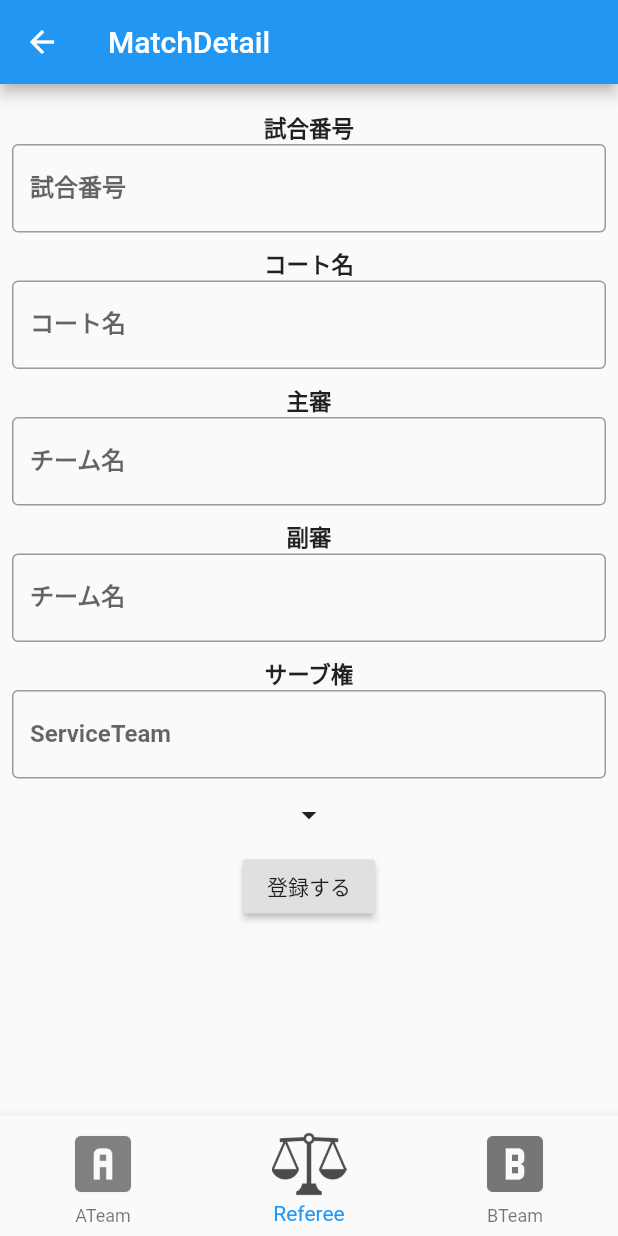
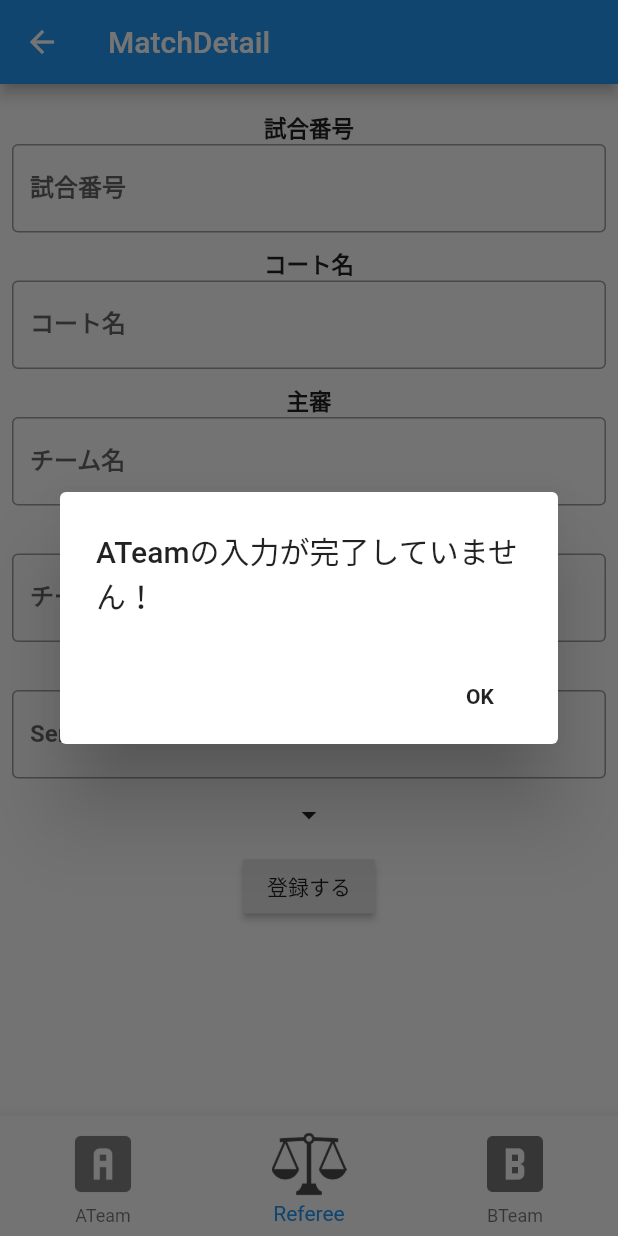
Before and after one commit to miyasic/sepak_judge, a Flutter app: the MatchDetailSettingPage screen opened directly with empty values, item 2 of the bottom bar chosen, after a tap on "登録する", on a phone screen of 412 x 824 dp. Run offline on Flutter 3.47's test engine with Material 2 defaults, Android fonts, the phone set to English and light mode, and no system bars; missing offline and left inert: flutter_share.

Commit message:
チームの情報が登録されていない場合にダイアログを出すようにしました。

```diff
--- a/lib/domain/team.dart
+++ b/lib/domain/team.dart
@@ -3,7 +3,7 @@ class Team {
   String name = '';
   List<Player> members = [];
   String captain = '';
-  bool isInputCompleted;
+  bool isInputCompleted = false;
 }
 
 class Player {
--- a/lib/presentation/match_details_setting/referee_details_setting_page.dart
+++ b/lib/presentation/match_details_setting/referee_details_setting_page.dart
@@ -3,6 +3,7 @@ import 'package:flutter/material.dart';
 import 'package:provider/provider.dart';
 import 'package:sepakjudge/domain/match.dart';
 import 'package:sepakjudge/presentation/match_details_setting/match_details_setting_model.dart';
+import 'package:sepakjudge/utils/dialog_utils.dart';
 
 class RefereeDetailsPage extends StatelessWidget {
   RefereeDetailsPage(this.match, this.index);
@@ -128,6 +129,20 @@ class RefereeDetailsPage extends StatelessWidget {
                   RaisedButton(
                       child: Text('登録する'),
                       onPressed: () {
+                        if (!model.match.aTeam.isInputCompleted) {
+                          DialogUtils.showAlertDialog(
+                              text: 'ATeamの入力が完了していません！',
+                              context: context,
+                              completion: () {});
+                        } else if (!model.match.bTeam.isInputCompleted) {
+                          DialogUtils.showAlertDialog(
+                              text: 'BTeamの入力が完了していません！',
+                              context: context,
+                              completion: () {});
+                        }
+
+                        print(model.match.aTeam.isInputCompleted);
+                        print(model.match.bTeam.isInputCompleted);
                         model.regist();
                       }),
                 ],
--- a/lib/presentation/match_details_setting/team_details_setting_page.dart
+++ b/lib/presentation/match_details_setting/team_details_setting_page.dart
@@ -31,10 +31,19 @@ class TeamDetailsSettingPage extends StatelessWidget {
                             fontSize: 30, fontWeight: FontWeight.bold),
                       ),
                       RaisedButton(
-                          child: Text('入力を変更する'),
+                          child: Text('入力情報を変更する'),
                           onPressed: () {
-                            model.regist();
+                            model.reInputTeamInfo();
                           }),
+                      SizedBox(
+                        height: 20,
+                      ),
+                      Text(
+                        '必要な情報の入力が終わったら\nRefereeタブから試合を開始してください',
+                        textAlign: TextAlign.center,
+                        style: TextStyle(
+                            fontSize: 20, fontWeight: FontWeight.bold),
+                      ),
                     ],
                   )),
                 )
--- /dev/null
+++ b/lib/utils/dialog_utils.dart
@@ -0,0 +1,76 @@
+import 'package:flutter/material.dart';
+
+class DialogUtils {
+  static Future showAlertDialog(
+      {@required String text,
+      @required BuildContext context,
+      String okText = 'OK',
+      @required Function completion}) async {
+    await showDialog<AlertDialog>(
+      context: context,
+      builder: (BuildContext context) {
+        return AlertDialog(
+          title: Text(text),
+          actions: <Widget>[
+            FlatButton(
+              onPressed: () {
+                Navigator.of(context).pop();
+                completion();
+              },
+              child: Text(
+                okText,
+                style: TextStyle(
+                  fontWeight: FontWeight.bold,
+                ),
+              ),
+            ),
+          ],
+        );
+      },
+    );
+  }
+
+  static Future showOKCancelAlertDialog({
+    @required String text,
+    BuildContext context,
+    String okText = 'OK',
+    String cancelText = 'Cancel',
+    Function okAction,
+    Function cancelAction,
+  }) async {
+    await showDialog<AlertDialog>(
+      context: context,
+      builder: (BuildContext context) {
+        return AlertDialog(
+          title: Text(text),
+          actions: <Widget>[
+            FlatButton(
+              onPressed: () {
+                Navigator.of(context).pop();
+                cancelAction();
+              },
+              child: Text(
+                cancelText,
+                style: TextStyle(
+                  fontWeight: FontWeight.bold,
+                ),
+              ),
+            ),
+            FlatButton(
+              onPressed: () {
+                Navigator.of(context).pop();
+                okAction();
+              },
+              child: Text(
+                okText,
+                style: TextStyle(
+                  fontWeight: FontWeight.normal,
+                ),
+              ),
+            ),
+          ],
+        );
+      },
+    );
+  }
+}
```
Also changed, not shown: lib/presentation/match_details_setting/match_details_setting_model.dart (+12 -0 lines).
